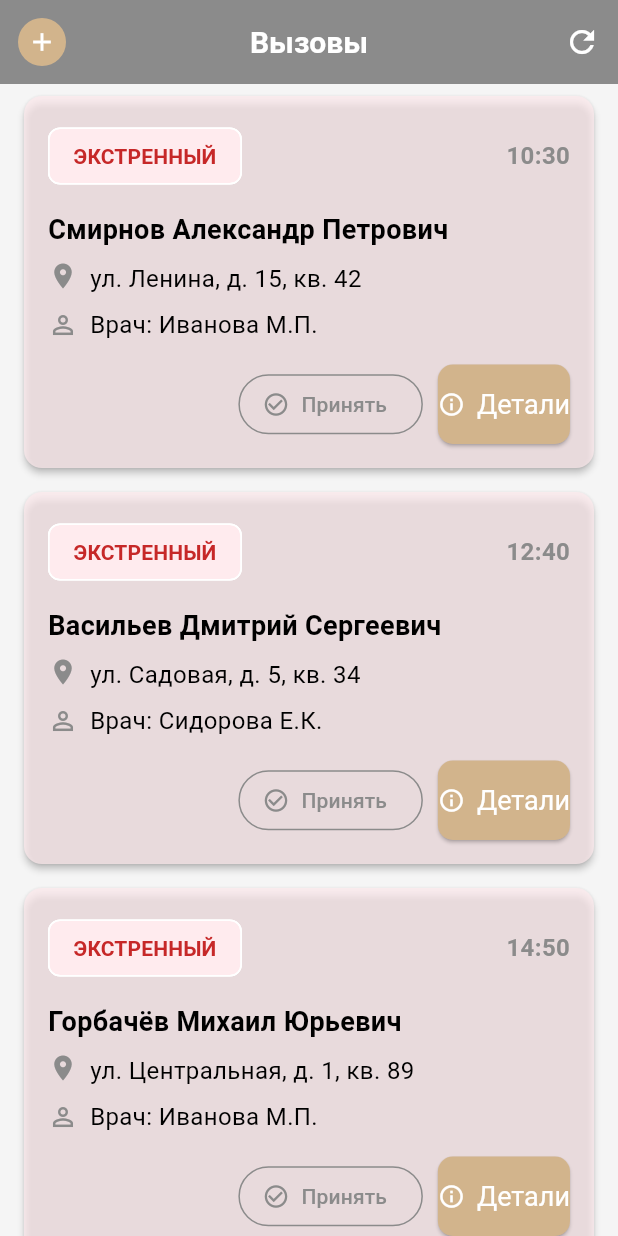
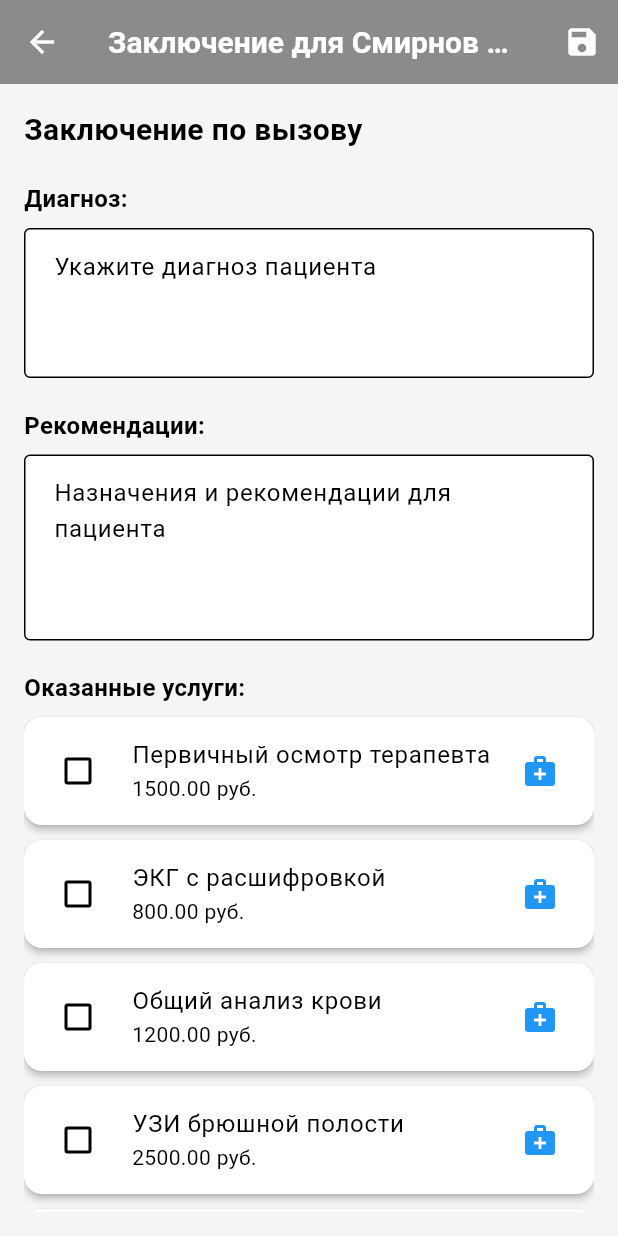
Before and after one commit to AlexanderMorozov1919/mobileapp-frontend, a Flutter app: the CallsScreen screen opened directly, after a tap on "Принять", on a phone screen of 412 x 824 dp. Run offline on Flutter 3.47's test engine with Material 3 defaults, Android fonts, the phone set to English and light mode, and no system bars; our stand-ins replace bloc, equatable, flutter_bloc.

Commit message:
consultation screen v1

```diff
--- a/lib/presentation/pages/calls_screen.dart
+++ b/lib/presentation/pages/calls_screen.dart
@@ -1,5 +1,6 @@
 import 'package:flutter/material.dart';
 import 'add_patient_screen.dart';
+import 'consultation_screen.dart';
 
 class CallsScreen extends StatefulWidget {
   const CallsScreen({super.key});
@@ -11,6 +12,7 @@ class CallsScreen extends StatefulWidget {
 class _CallsScreenState extends State<CallsScreen> {
   List<Map<String, dynamic>> _calls = [];
   List<Map<String, dynamic>> _filteredCalls = [];
+  Set<int> _completedCalls = Set();
 
   @override
   void initState() {
@@ -105,6 +107,32 @@ class _CallsScreenState extends State<CallsScreen> {
     });
   }
 
+  void _startCallConsultation(Map<String, dynamic> call) {
+  Navigator.push(
+    context,
+    MaterialPageRoute(
+      builder: (context) => ConsultationScreen(
+        patientName: call['patientName'],
+        appointmentType: 'call',
+        recordId: call['id'],
+      ),
+    ),
+  ).then((result) {
+    if (result != null) {
+      setState(() {
+        _completedCalls.add(call['id']);
+      });
+      ScaffoldMessenger.of(context).showSnackBar(
+        SnackBar(
+          content: Text('Заключение по вызову ${call['patientName']} сохранено'),
+          backgroundColor: Colors.green,
+          duration: const Duration(seconds: 2),
+        ),
+      );
+    }
+  });
+}
+
    @override
   Widget build(BuildContext context) {
     return Scaffold(
@@ -148,11 +176,16 @@ class _CallsScreenState extends State<CallsScreen> {
   }
 
   Widget _buildCallCard(Map<String, dynamic> call) {
-    final isEmergency = call['status'] == 'ЭКСТРЕННЫЙ';
+  final isEmergency = call['status'] == 'ЭКСТРЕННЫЙ';
+  final isCompleted = _completedCalls.contains(call['id']);
 
-    return Card(
-      margin: const EdgeInsets.symmetric(horizontal: 16, vertical: 8),
-      color: isEmergency ? const Color(0xFFFFEBEE).withOpacity(0.7) : Colors.white,
+  return Card(
+    margin: const EdgeInsets.symmetric(horizontal: 16, vertical: 8),
+    color: isCompleted
+        ? Colors.green[100]
+        : isEmergency
+          ? const Color(0xFFFFEBEE).withOpacity(0.7)
+          : Colors.white,
       child: Padding(
         padding: const EdgeInsets.all(16.0),
         child: Column(
@@ -235,7 +268,7 @@ class _CallsScreenState extends State<CallsScreen> {
                 OutlinedButton.icon(
                   icon: Icon(Icons.check_circle_outline, size: 18, color: Theme.of(context).primaryColor),
                   label: Text('Принять', style: TextStyle(color: Theme.of(context).primaryColor)),
-                  onPressed: () {},
+                  onPressed: () => _startCallConsultation(call),
                   style: OutlinedButton.styleFrom(
                     side: BorderSide(color: Theme.of(context).primaryColor),
                   ),
--- /dev/null
+++ b/lib/presentation/pages/consultation_screen.dart
@@ -0,0 +1,232 @@
+import 'package:flutter/material.dart';
+
+class ConsultationScreen extends StatefulWidget {
+  final String patientName;
+  final String appointmentType; // 'appointment' или 'call'
+  final int recordId; // id приёма или вызова
+
+  const ConsultationScreen({
+    super.key,
+    required this.patientName,
+    required this.appointmentType,
+    required this.recordId,
+  });
+
+  @override
+  State<ConsultationScreen> createState() => _ConsultationScreenState();
+}
+
+class _ConsultationScreenState extends State<ConsultationScreen> {
+  final _diagnosisController = TextEditingController();
+  final _recommendationsController = TextEditingController();
+  final List<MedicalService> _services = [];
+  final List<MedicalService> _selectedServices = [];
+  double _totalPrice = 0.0;
+
+  @override
+  void initState() {
+    super.initState();
+    // Загрузка списка услуг (в реальном приложении из API/БД)
+    _loadServices();
+  }
+
+  void _loadServices() {
+    // Фиктивные данные услуг
+    _services.addAll([
+      MedicalService(id: 1, name: 'Первичный осмотр терапевта', price: 1500.0),
+      MedicalService(id: 2, name: 'ЭКГ с расшифровкой', price: 800.0),
+      MedicalService(id: 3, name: 'Общий анализ крови', price: 1200.0),
+      MedicalService(id: 4, name: 'УЗИ брюшной полости', price: 2500.0),
+      MedicalService(id: 5, name: 'Внутривенная инъекция', price: 300.0),
+      MedicalService(id: 6, name: 'Консультация специалиста', price: 1800.0),
+      MedicalService(id: 7, name: 'Перевязка', price: 500.0),
+      MedicalService(id: 8, name: 'Вызов на дом', price: 2000.0),
+    ]);
+  }
+
+  void _updateSelectedService(MedicalService service, bool selected) {
+    setState(() {
+      if (selected) {
+        _selectedServices.add(service);
+      } else {
+        _selectedServices.remove(service);
+      }
+      _calculateTotalPrice();
+    });
+  }
+
+  void _calculateTotalPrice() {
+    _totalPrice = _selectedServices.fold(
+      0.0,
+      (sum, service) => sum + service.price,
+    );
+  }
+
+  void _submitConsultation() {
+    // В реальном приложении здесь будет сохранение в БД
+    // Возвращаем результат с данными заключения
+    Navigator.pop(context, {
+      'recordId': widget.recordId,
+      'diagnosis': _diagnosisController.text,
+      'recommendations': _recommendationsController.text,
+      'services': _selectedServices,
+      'totalPrice': _totalPrice,
+    });
+  }
+
+  @override
+  Widget build(BuildContext context) {
+    return Scaffold(
+      appBar: AppBar(
+        title: Text('Заключение для ${widget.patientName}'),
+        backgroundColor: const Color(0xFF8B8B8B),
+        foregroundColor: Colors.white,
+        actions: [
+          IconButton(
+            icon: const Icon(Icons.save),
+            onPressed: _submitConsultation,
+            tooltip: 'Сохранить заключение',
+          ),
+        ],
+      ),
+      body: Padding(
+        padding: const EdgeInsets.all(16.0),
+        child: ListView(
+          children: [
+            // Заголовок
+            Text(
+              widget.appointmentType == 'appointment'
+                  ? 'Заключение по приёму'
+                  : 'Заключение по вызову',
+              style: const TextStyle(fontSize: 20, fontWeight: FontWeight.bold),
+            ),
+            const SizedBox(height: 20),
+
+            // Диагноз
+            const Text(
+              'Диагноз:',
+              style: TextStyle(fontSize: 16, fontWeight: FontWeight.bold),
+            ),
+            const SizedBox(height: 8),
+            TextField(
+              controller: _diagnosisController,
+              decoration: const InputDecoration(
+                border: OutlineInputBorder(),
+                hintText: 'Укажите диагноз пациента',
+              ),
+              maxLines: 3,
+            ),
+            const SizedBox(height: 20),
+
+            // Рекомендации
+            const Text(
+              'Рекомендации:',
+              style: TextStyle(fontSize: 16, fontWeight: FontWeight.bold),
+            ),
+            const SizedBox(height: 8),
+            TextField(
+              controller: _recommendationsController,
+              decoration: const InputDecoration(
+                border: OutlineInputBorder(),
+                hintText: 'Назначения и рекомендации для пациента',
+              ),
+              maxLines: 4,
+            ),
+            const SizedBox(height: 20),
+
+            // Оказанные услуги
+            const Text(
+              'Оказанные услуги:',
+              style: TextStyle(fontSize: 16, fontWeight: FontWeight.bold),
+            ),
+            const SizedBox(height: 8),
+            ..._services.map((service) {
+              return _buildServiceItem(service);
+            }).toList(),
+            const SizedBox(height: 20),
+
+            // Итоговая сумма
+            Container(
+              padding: const EdgeInsets.all(16),
+              decoration: BoxDecoration(
+                color: Colors.grey[200],
+                borderRadius: BorderRadius.circular(10),
+              ),
+              child: Row(
+                mainAxisAlignment: MainAxisAlignment.spaceBetween,
+                children: [
+                  const Text(
+                    'ИТОГО:',
+                    style: TextStyle(fontSize: 18, fontWeight: FontWeight.bold),
+                  ),
+                  Text(
+                    '${_totalPrice.toStringAsFixed(2)} руб.',
+                    style: const TextStyle(
+                      fontSize: 20,
+                      fontWeight: FontWeight.bold,
+                      color: Colors.green,
+                    ),
+                  ),
+                ],
+              ),
+            ),
+            const SizedBox(height: 30),
+
+            // Кнопка сохранения
+            ElevatedButton(
+              onPressed: _submitConsultation,
+              style: ElevatedButton.styleFrom(
+                backgroundColor: const Color(0xFF8B8B8B),
+                padding: const EdgeInsets.symmetric(vertical: 16),
+              ),
+              child: const Text(
+                'Сохранить заключение',
+                style: TextStyle(fontSize: 18, color: Colors.white),
+              ),
+            ),
+          ],
+        ),
+      ),
+    );
+  }
+
+  Widget _buildServiceItem(MedicalService service) {
+    final isSelected = _selectedServices.contains(service);
+
+    return Card(
+      margin: const EdgeInsets.only(bottom: 10),
+      color: isSelected ? Colors.blue[50] : null,
+      child: CheckboxListTile(
+        title: Text(service.name),
+        subtitle: Text('${service.price.toStringAsFixed(2)} руб.'),
+        value: isSelected,
+        onChanged: (value) => _updateSelectedService(service, value ?? false),
+        secondary: const Icon(Icons.medical_services, color: Colors.blue),
+        controlAffinity: ListTileControlAffinity.leading,
+      ),
+    );
+  }
+}
+
+// Модель медицинской услуги
+class MedicalService {
+  final int id;
+  final String name;
+  final double price;
+
+  MedicalService({
+    required this.id,
+    required this.name,
+    required this.price,
+  });
+
+  @override
+  bool operator ==(Object other) =>
+      identical(this, other) ||
+      other is MedicalService &&
+          runtimeType == other.runtimeType &&
+          id == other.id;
+
+  @override
+  int get hashCode => id.hashCode;
+}
```
Also changed, not shown: lib/presentation/pages/schedule_screen.dart (+64 -71 lines).
